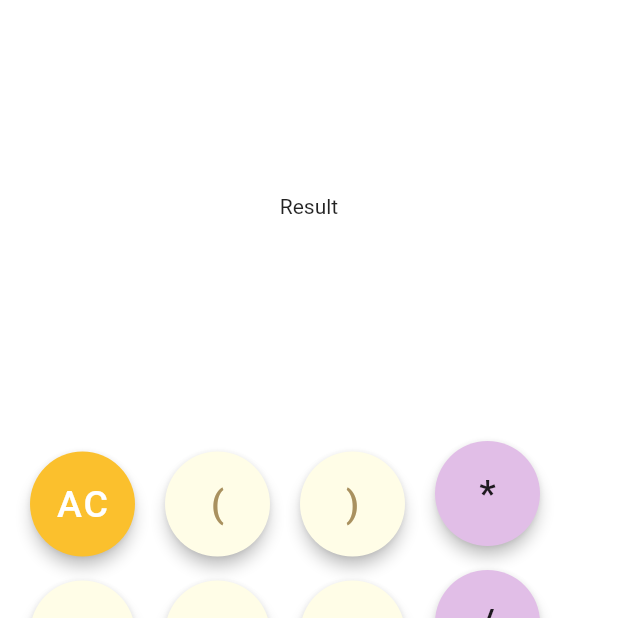
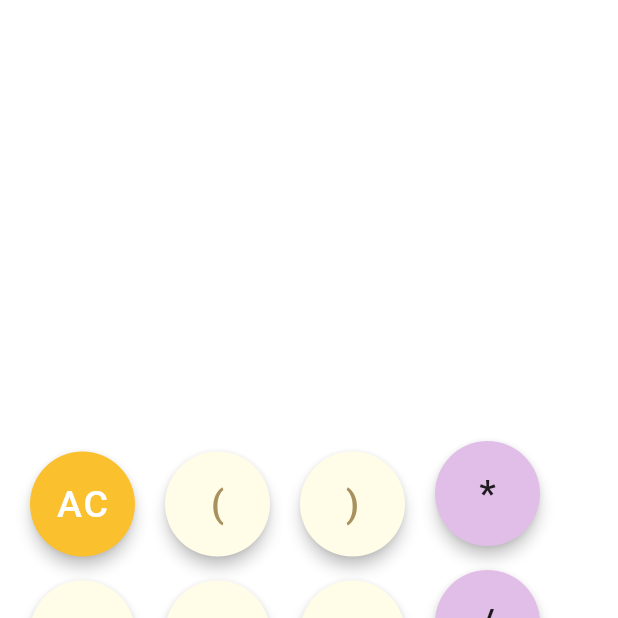
Before and after one commit to ManjunathRK1251/Calculator, a Flutter app: the screen it shows after launch, on a phone screen of 412 x 824 dp, the top half of it. Run offline on Flutter 3.47's test engine with Material 2 defaults, Android fonts, the phone set to English and light mode, and no system bars.

Commit message:
Added Screenshots

```diff
--- a/lib/main.dart
+++ b/lib/main.dart
@@ -28,7 +28,7 @@ class Homepage extends StatelessWidget {
             //Result area
             height: 275.0,
             color: Colors.white,
-            child: Center(child: Text('Result')),
+            //child: Center(child: Text('Result')),
           ),
           Padding(padding: EdgeInsets.only(top: 4.05)),
           Center(
```
Also changed, not shown: 1 other file.
